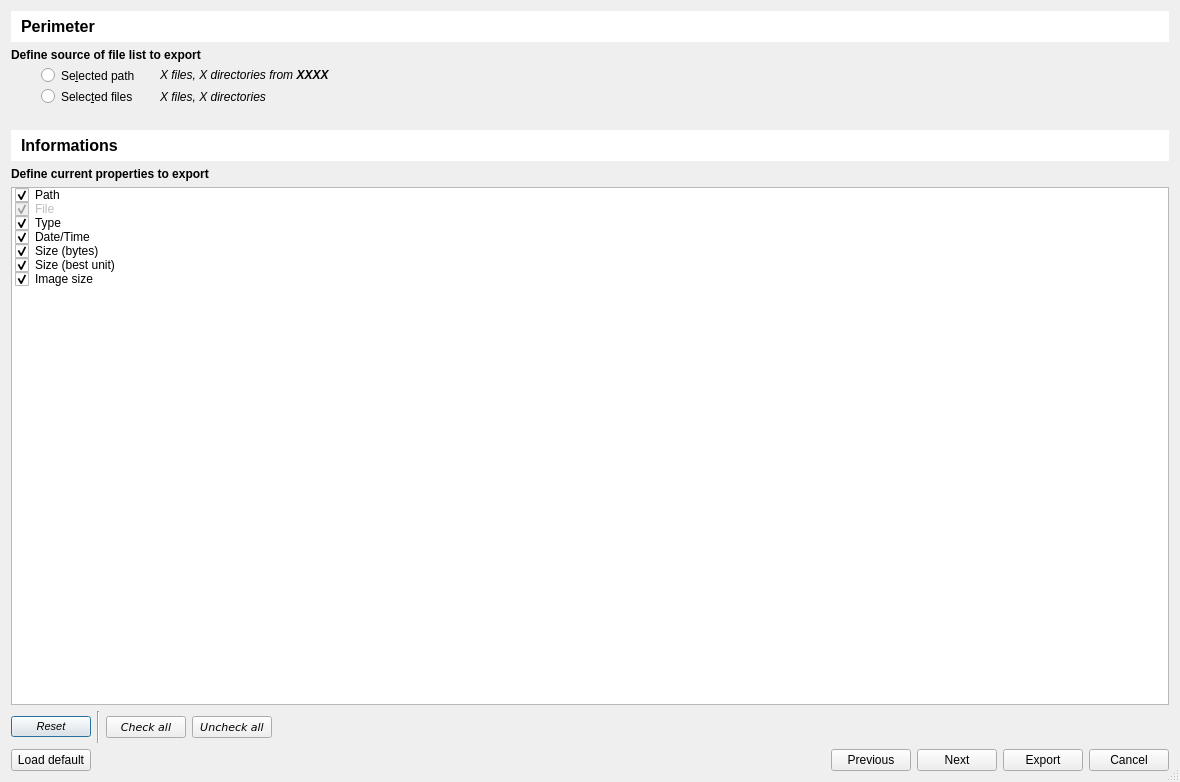
First picture: the form in bulicommander/bulicommander/bc/resources/bcexportfiles.ui, repository Grum999/BuliCommander, before the edit.
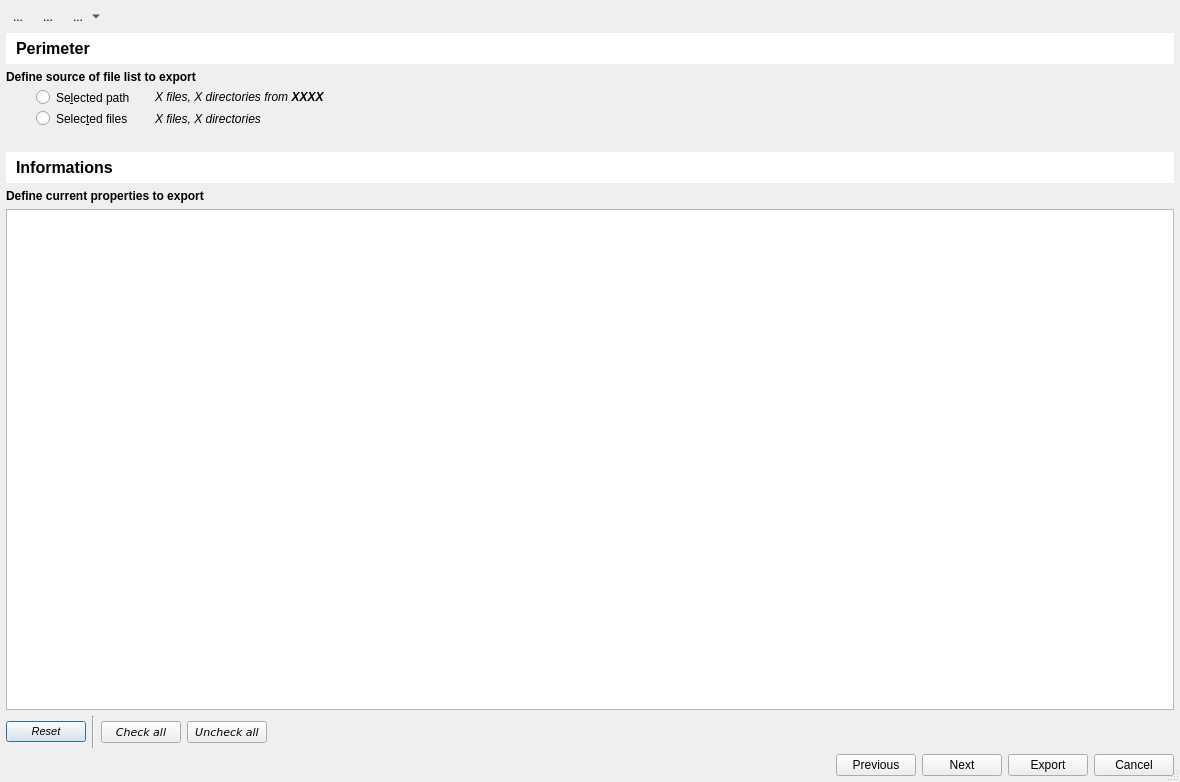
Second picture: the form after the edit. The open tabs and pages were chosen to show the change. Icons and pictures are not drawn. Custom widgets are drawn as their Qt base class.

Commit message:
Improve export - new fields + open/save
. Implement open/save function on export files list, allowing user to
manage differents export configurations
  - update UI
  - update settings (keep last opened/saved filename)
  - implement open/save methods
  - add new fields for export
  - allows to reorder fields

The edit to the form file:
```diff
--- a/bulicommander/bulicommander/bc/resources/bcexportfiles.ui
+++ b/bulicommander/bulicommander/bc/resources/bcexportfiles.ui
@@ -29,6 +29,133 @@
    <bool>true</bool>
   </property>
   <layout class="QVBoxLayout" name="verticalLayout">
+   <property name="leftMargin">
+    <number>6</number>
+   </property>
+   <property name="topMargin">
+    <number>6</number>
+   </property>
+   <property name="rightMargin">
+    <number>6</number>
+   </property>
+   <property name="bottomMargin">
+    <number>6</number>
+   </property>
+   <item>
+    <widget class="QWidget" name="wToolbar" native="true">
+     <property name="minimumSize">
+      <size>
+       <width>0</width>
+       <height>0</height>
+      </size>
+     </property>
+     <layout class="QHBoxLayout" name="horizontalLayout_7">
+      <property name="leftMargin">
+       <number>0</number>
+      </property>
+      <property name="topMargin">
+       <number>0</number>
+      </property>
+      <property name="rightMargin">
+       <number>0</number>
+      </property>
+      <property name="bottomMargin">
+       <number>0</number>
+      </property>
+      <item>
+       <widget class="QToolButton" name="tbNewExportDefinition">
+        <property name="toolTip">
+         <string>New export definition</string>
+        </property>
+        <property name="text">
+         <string>...</string>
+        </property>
+        <property name="icon">
+         <iconset resource="../../pktk/resources/svg/dark_icons.qrc">
+          <normaloff>:/pktk/images/normal/file_new</normaloff>:/pktk/images/normal/file_new</iconset>
+        </property>
+        <property name="iconSize">
+         <size>
+          <width>24</width>
+          <height>24</height>
+         </size>
+        </property>
+        <property name="autoRaise">
+         <bool>true</bool>
+        </property>
+       </widget>
+      </item>
+      <item>
+       <widget class="QToolButton" name="tbOpenExportDefinition">
+        <property name="toolTip">
+         <string>Open an export definition</string>
+        </property>
+        <property name="text">
+         <string>...</string>
+        </property>
+        <property name="icon">
+         <iconset resource="../../pktk/resources/svg/dark_icons.qrc">
+          <normaloff>:/pktk/images/normal/folder_open</normaloff>:/pktk/images/normal/folder_open</iconset>
+        </property>
+        <property name="iconSize">
+         <size>
+          <width>24</width>
+          <height>24</height>
+         </size>
+        </property>
+        <property name="autoRaise">
+         <bool>true</bool>
+        </property>
+       </widget>
+      </item>
+      <item>
+       <widget class="QToolButton" name="tbSaveExportDefinition">
+        <property name="sizePolicy">
+         <sizepolicy hsizetype="Minimum" vsizetype="Fixed">
+          <horstretch>0</horstretch>
+          <verstretch>0</verstretch>
+         </sizepolicy>
+        </property>
+        <property name="toolTip">
+         <string>Save export definition</string>
+        </property>
+        <property name="text">
+         <string>...</string>
+        </property>
+        <property name="icon">
+         <iconset resource="../../pktk/resources/svg/dark_icons.qrc">
+          <normaloff>:/pktk/images/normal/file_save</normaloff>:/pktk/images/normal/file_save</iconset>
+        </property>
+        <property name="iconSize">
+         <size>
+          <width>24</width>
+          <height>24</height>
+         </size>
+        </property>
+        <property name="popupMode">
+         <enum>QToolButton::MenuButtonPopup</enum>
+        </property>
+        <property name="autoRaise">
+         <bool>true</bool>
+        </property>
+       </widget>
+      </item>
+      <item>
+       <spacer name="horizontalSpacer_3">
+        <property name="orientation">
+         <enum>Qt::Horizontal</enum>
+        </property>
+        <property name="sizeHint" stdset="0">
+         <size>
+          <width>1023</width>
+          <height>20</height>
+         </size>
+        </property>
+       </spacer>
+      </item>
+     </layout>
+    </widget>
+   </item>
    <item>
     <widget class="QStackedWidget" name="swPages">
      <property name="sizePolicy">
@@ -206,71 +333,6 @@
          <property name="selectionMode">
           <enum>QAbstractItemView::NoSelection</enum>
          </property>
-         <item>
-          <property name="text">
-           <string>Path</string>
-          </property>
-          <property name="checkState">
-           <enum>Checked</enum>
-          </property>
-          <property name="flags">
-           <set>ItemIsDragEnabled|ItemIsUserCheckable|ItemIsEnabled</set>
-          </property>
-         </item>
-         <item>
-          <property name="text">
-           <string>File</string>
-          </property>
-          <property name="checkState">
-           <enum>Checked</enum>
-          </property>
-          <property name="flags">
-           <set>ItemIsDragEnabled|ItemIsUserCheckable</set>
-          </property>
-         </item>
-         <item>
-          <property name="text">
-           <string>Type</string>
-          </property>
-          <property name="checkState">
-           <enum>Checked</enum>
-          </property>
-         </item>
-         <item>
-          <property name="text">
-           <string>Date/Time</string>
-          </property>
-          <property name="checkState">
-           <enum>Checked</enum>
-          </property>
-         </item>
-         <item>
-          <property name="text">
-           <string>Size (bytes)</string>
-          </property>
-          <property name="checkState">
-           <enum>Checked</enum>
-          </property>
-          <property name="flags">
-           <set>ItemIsDragEnabled|ItemIsUserCheckable|ItemIsEnabled</set>
-          </property>
-         </item>
-         <item>
-          <property name="text">
-           <string>Size (best unit)</string>
-          </property>
-          <property name="checkState">
-           <enum>Checked</enum>
-          </property>
-         </item>
-         <item>
-          <property name="text">
-           <string>Image size</string>
-          </property>
-          <property name="checkState">
-           <enum>Checked</enum>
-          </property>
-         </item>
         </widget>
        </item>
        <item row="8" column="0" colspan="2">
@@ -2814,12 +2876,14 @@
        <number>0</number>
       </property>
       <item>
-       <widget class="QPushButton" name="pbOptionsLoadDefault">
-        <property name="toolTip">
-         <string>&lt;html&gt;&lt;head/&gt;&lt;body&gt;&lt;p&gt;Reset all configurations settings to Buli Commander default values&lt;/p&gt;&lt;/body&gt;&lt;/html&gt;</string>
+       <widget class="QLabel" name="lblExportDefinitionFileName">
+        <property name="font">
+         <font>
+          <italic>true</italic>
+         </font>
         </property>
         <property name="text">
-         <string>Load default</string>
+         <string/>
         </property>
        </widget>
       </item>
@@ -2906,6 +2970,11 @@
    <header>bulicommander.pktk.widgets.wtextedit</header>
    <container>1</container>
   </customwidget>
+  <customwidget>
+   <class>WOrderedList</class>
+   <extends>QListWidget</extends>
+   <header>bulicommander.pktk.widgets.worderedlist</header>
+  </customwidget>
  </customwidgets>
  <resources>
   <include location="dark_icons.qrc"/>
```
Left out of the diff: 8 changed lines with no effect on the pictures. The commit also changes 2 other files.
